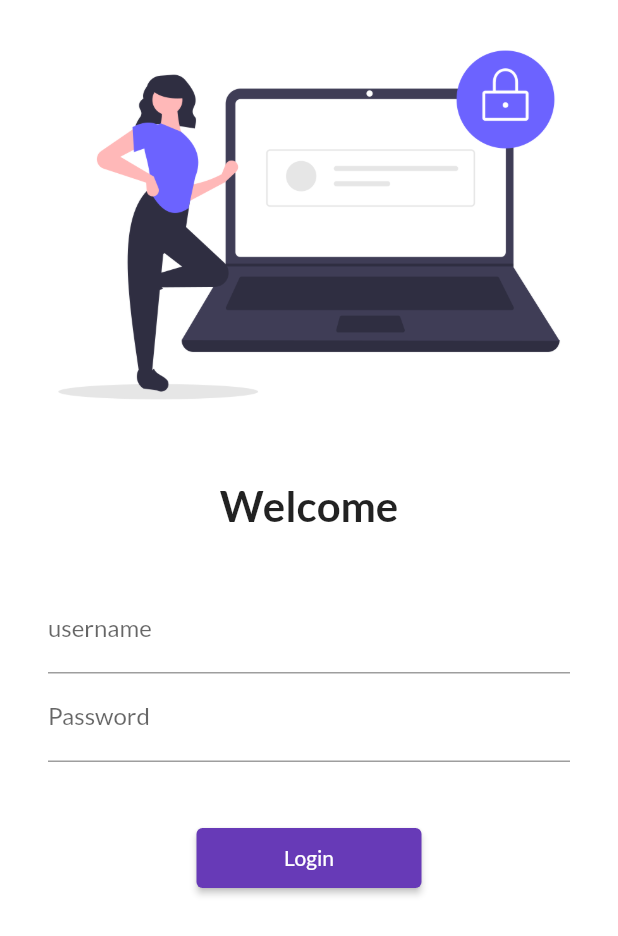
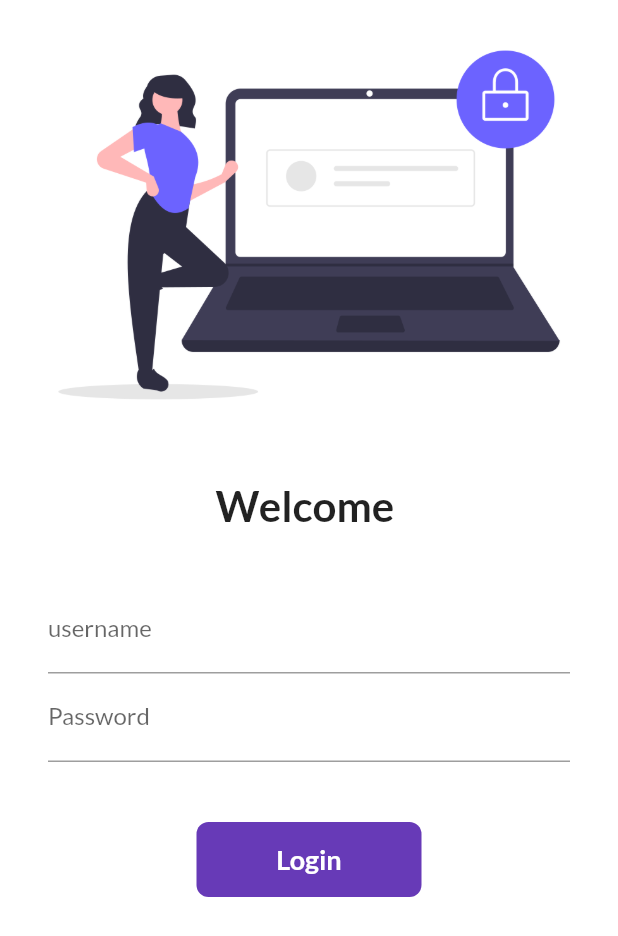
Before and after one commit to Ankita-Umredkar/30_days_flutter, a Flutter app: the screen it shows after launch, on a phone screen of 412 x 824 dp. Shown: the top 936 px of the screen. Run offline on Flutter 3.47's test engine with Material 2 defaults, Android fonts, the phone set to English and light mode, and no system bars; our stand-ins replace google_fonts.

Commit message:
day6 completed

```diff
--- a/lib/main.dart
+++ b/lib/main.dart
@@ -18,7 +18,7 @@ class MyApp extends StatelessWidget {
         fontFamily: GoogleFonts.lato().fontFamily,
       ),
 
-      debugShowCheckedModeBanner: false,
+      // debugShowCheckedModeBanner: false,
       darkTheme: ThemeData(
         brightness: Brightness.dark,
         // primarySwatch: Colors.red,
--- a/lib/pages/login_page.dart
+++ b/lib/pages/login_page.dart
@@ -1,7 +1,14 @@
 import 'package:flutter/material.dart';
 import 'package:flutter_catalog/utils/routes.dart';
 
-class LoginPage extends StatelessWidget {
+class LoginPage extends StatefulWidget {
+  @override
+  _LoginPageState createState() => _LoginPageState();
+}
+
+class _LoginPageState extends State<LoginPage> {
+  String name = "";
+  bool changeButton = false;
   @override
   Widget build(BuildContext context) {
     return Material(
@@ -18,7 +25,7 @@ class LoginPage extends StatelessWidget {
               height: 20,
             ),
             Text(
-              "Welcome",
+              "Welcome $name",
               style: TextStyle(fontSize: 28, fontWeight: FontWeight.bold),
             ),
             SizedBox(
@@ -34,6 +41,10 @@ class LoginPage extends StatelessWidget {
                       hintText: "Enter Username",
                       labelText: "username",
                     ),
+                    onChanged: (value) {
+                      name = value;
+                      setState(() {});
+                    },
                   ),
                   TextFormField(
                     obscureText: true,
@@ -45,13 +56,50 @@ class LoginPage extends StatelessWidget {
                   SizedBox(
                     height: 40,
                   ),
-                  ElevatedButton(
-                    child: Text("Login"),
-                    style: TextButton.styleFrom(minimumSize: Size(150, 40)),
-                    onPressed: () {
+
+                  InkWell(
+                    onTap: () async {
+                      setState(() {
+                        changeButton = true;
+                      });
+
+                      await Future.delayed(Duration(seconds: 1));
                       Navigator.pushNamed(context, MyRoutes.HomeRoute);
                     },
+                    child: AnimatedContainer(
+                      duration: Duration(seconds: 1),
+                      width: changeButton ? 50 : 150,
+                      height: 50,
+                      alignment: Alignment.center,
+                      child: changeButton
+                          ? Icon(
+                              Icons.done,
+                              color: Colors.white,
+                            )
+                          : Text(
+                              "Login",
+                              style: TextStyle(
+                                  color: Colors.white,
+                                  fontWeight: FontWeight.bold,
+                                  fontSize: 18),
+                            ),
+                      decoration: BoxDecoration(
+                        color: Colors.deepPurple,
+                        // shape: changeButton?BoxShape.circle:BoxShape.rectangle,
+
+                        borderRadius:
+                            BorderRadius.circular(changeButton ? 50 : 8),
+                      ),
+                    ),
                   )
+
+                  // ElevatedButton(
+                  //   child: Text("Login"),
+                  //   style: TextButton.styleFrom(minimumSize: Size(150, 40)),
+                  //   onPressed: () {
+                  //     Navigator.pushNamed(context, MyRoutes.HomeRoute);
+                  //   },
+                  // )
                 ],
               ),
             )
```
